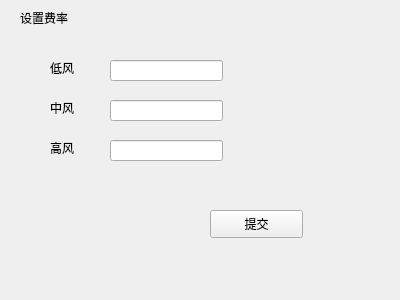
Qt form setRate.ui (demoOS-BUPT/demoSE) before a commit.
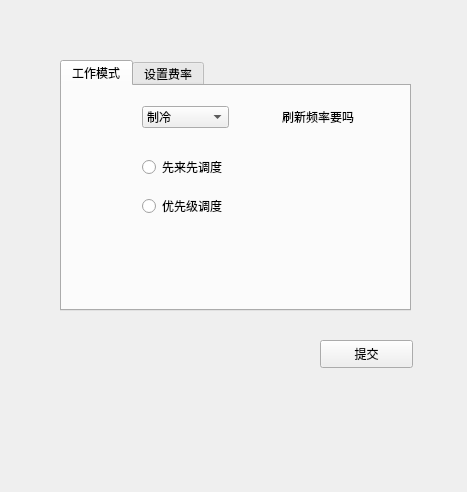
The same form after that commit.

```diff
--- a/setRate.ui
+++ b/setRate.ui
@@ -6,18 +6,121 @@
    <rect>
     <x>0</x>
     <y>0</y>
-    <width>400</width>
-    <height>300</height>
+    <width>467</width>
+    <height>492</height>
    </rect>
   </property>
   <property name="windowTitle">
    <string>Form</string>
   </property>
+  <widget class="QPushButton" name="commitBtn">
+   <property name="geometry">
+    <rect>
+     <x>320</x>
+     <y>340</y>
+     <width>93</width>
+     <height>28</height>
+    </rect>
+   </property>
+   <property name="text">
+    <string>提交</string>
+   </property>
+  </widget>
+  <widget class="QTabWidget" name="tabWidget">
+   <property name="geometry">
+    <rect>
+     <x>60</x>
+     <y>60</y>
+     <width>351</width>
+     <height>251</height>
+    </rect>
+   </property>
+   <property name="currentIndex">
+    <number>0</number>
+   </property>
+   <widget class="QWidget" name="tab_2">
+    <attribute name="title">
+     <string>工作模式</string>
+    </attribute>
+    <widget class="QComboBox" name="modeBox">
+     <property name="geometry">
+      <rect>
+       <x>80</x>
+       <y>20</y>
+       <width>87</width>
+       <height>22</height>
+      </rect>
+     </property>
+     <item>
+      <property name="text">
+       <string>制冷</string>
+      </property>
+     </item>
+     <item>
+      <property name="text">
+       <string>制热</string>
+      </property>
+     </item>
+    </widget>
+    <widget class="QLabel" name="label_6">
+     <property name="geometry">
+      <rect>
+       <x>220</x>
+       <y>20</y>
+       <width>111</width>
+       <height>21</height>
+      </rect>
+     </property>
+     <property name="text">
+      <string>刷新频率要吗</string>
+     </property>
+    </widget>
+    <widget class="QWidget" name="layoutWidget">
+     <property name="geometry">
+      <rect>
+       <x>80</x>
+       <y>60</y>
+       <width>111</width>
+       <height>81</height>
+      </rect>
+     </property>
+     <layout class="QVBoxLayout" name="verticalLayout">
+      <item>
+       <widget class="QRadioButton" name="FCFSBtn">
+        <property name="text">
+         <string>先来先调度</string>
+        </property>
+       </widget>
+      </item>
+      <item>
+       <widget class="QRadioButton" name="priorityBtn">
+        <property name="text">
+         <string>优先级调度</string>
+        </property>
+       </widget>
+      </item>
+     </layout>
+    </widget>
+   </widget>
+   <widget class="QWidget" name="tab">
+    <attribute name="title">
+     <string>设置费率</string>
+    </attribute>
+    <widget class="QLineEdit" name="highRateEdit">
+     <property name="geometry">
+      <rect>
+       <x>100</x>
+       <y>150</y>
+       <width>113</width>
+       <height>21</height>
+      </rect>
+     </property>
+    </widget>
   <widget class="QLabel" name="label">
    <property name="geometry">
     <rect>
-     <x>50</x>
-     <y>60</y>
+       <x>40</x>
+       <y>70</y>
      <width>72</width>
      <height>15</height>
     </rect>
@@ -26,37 +129,11 @@
     <string>低风</string>
    </property>
   </widget>
-  <widget class="QLabel" name="label_2">
-   <property name="geometry">
-    <rect>
-     <x>50</x>
-     <y>100</y>
-     <width>72</width>
-     <height>15</height>
-    </rect>
-   </property>
-   <property name="text">
-    <string>中风</string>
-   </property>
-  </widget>
-  <widget class="QLabel" name="label_3">
-   <property name="geometry">
-    <rect>
-     <x>50</x>
-     <y>140</y>
-     <width>72</width>
-     <height>15</height>
-    </rect>
-   </property>
-   <property name="text">
-    <string>高风</string>
-   </property>
-  </widget>
   <widget class="QLabel" name="label_4">
    <property name="geometry">
     <rect>
-     <x>20</x>
-     <y>10</y>
+       <x>40</x>
+       <y>40</y>
      <width>72</width>
      <height>15</height>
     </rect>
@@ -68,8 +145,8 @@
   <widget class="QLineEdit" name="lowRateEdit">
    <property name="geometry">
     <rect>
-     <x>110</x>
-     <y>60</y>
+       <x>100</x>
+       <y>70</y>
      <width>113</width>
      <height>21</height>
     </rect>
@@ -78,35 +155,53 @@
   <widget class="QLineEdit" name="midRateEdit">
    <property name="geometry">
     <rect>
-     <x>110</x>
-     <y>100</y>
+       <x>100</x>
+       <y>110</y>
      <width>113</width>
      <height>21</height>
     </rect>
    </property>
   </widget>
-  <widget class="QLineEdit" name="highRateEdit">
+    <widget class="QLabel" name="label_3">
    <property name="geometry">
     <rect>
-     <x>110</x>
-     <y>140</y>
-     <width>113</width>
-     <height>21</height>
-    </rect>
-   </property>
-  </widget>
-  <widget class="QPushButton" name="commitBtn">
+       <x>40</x>
+       <y>150</y>
+       <width>72</width>
+       <height>15</height>
+      </rect>
+     </property>
+     <property name="text">
+      <string>高风</string>
+     </property>
+    </widget>
+    <widget class="QLabel" name="label_2">
    <property name="geometry">
     <rect>
-     <x>210</x>
-     <y>210</y>
-     <width>93</width>
-     <height>28</height>
+       <x>40</x>
+       <y>110</y>
+       <width>72</width>
+       <height>15</height>
     </rect>
    </property>
    <property name="text">
-    <string>提交</string>
-   </property>
+      <string>中风</string>
+     </property>
+    </widget>
+    <widget class="QLabel" name="label_5">
+     <property name="geometry">
+      <rect>
+       <x>190</x>
+       <y>20</y>
+       <width>101</width>
+       <height>21</height>
+      </rect>
+     </property>
+     <property name="text">
+      <string>风量需要吗</string>
+     </property>
+    </widget>
+   </widget>
   </widget>
  </widget>
  <resources/>
```
Lines whose indentation alone changed are shown as unchanged.
